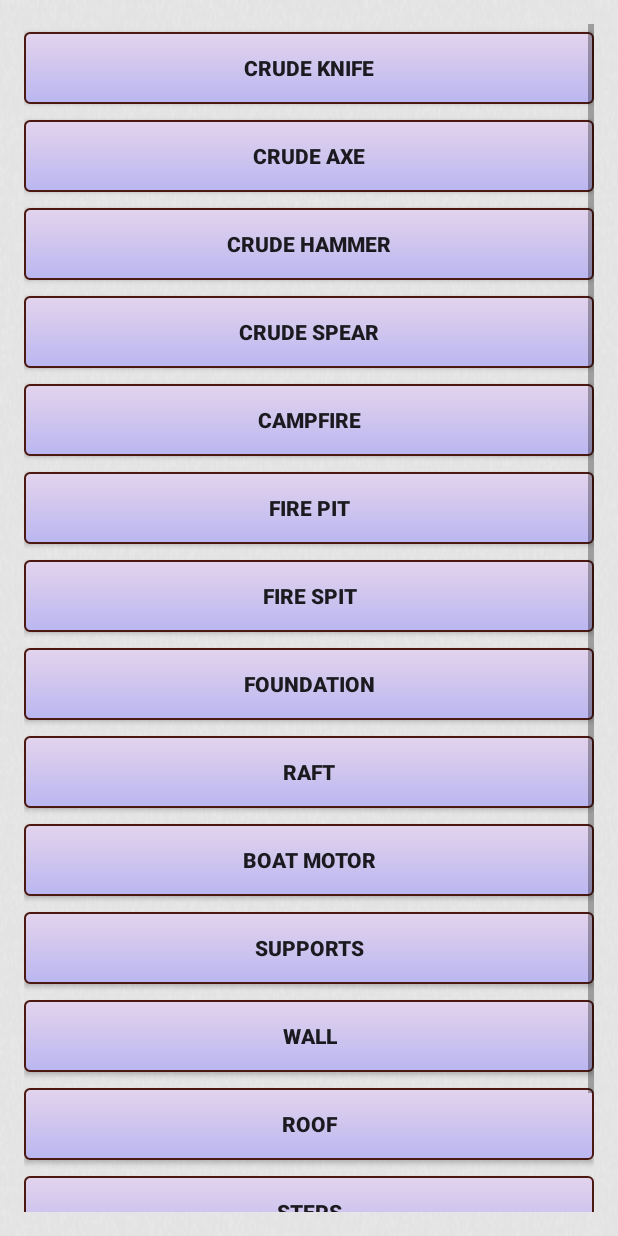
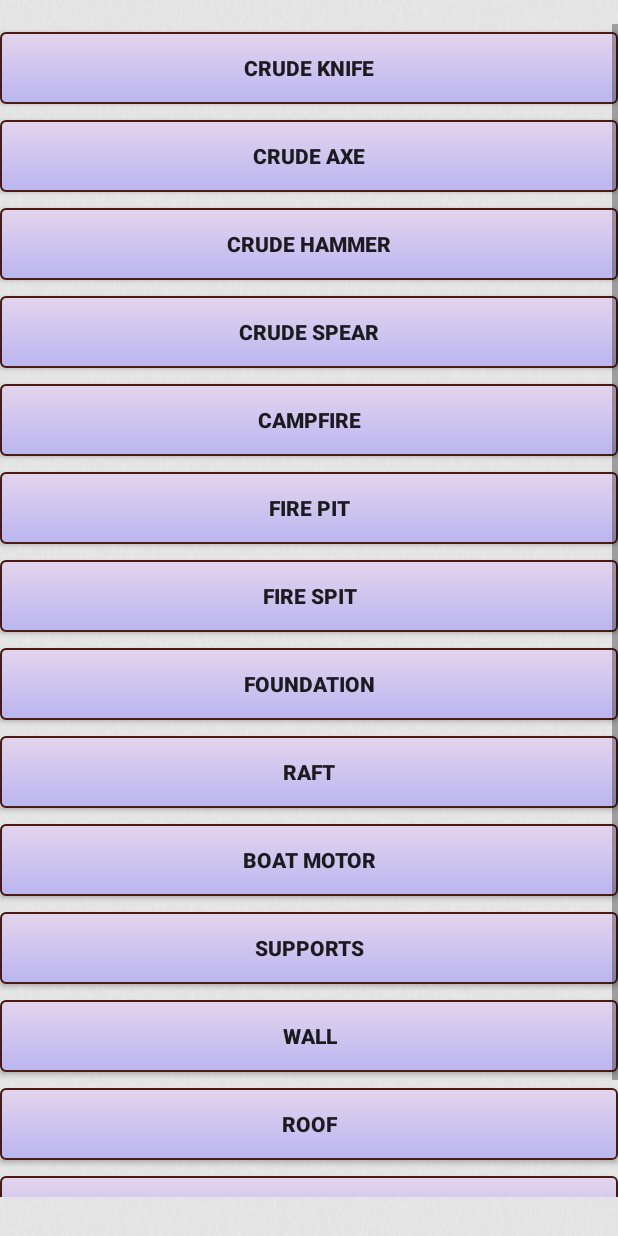
Before and after one commit to eduvm/strandeddeepguide, an Android app: the CraftingList screen opened directly, with no data from a screen before it, on a phone screen of 412 x 824 dp. Run offline under Robolectric (Android 15) with nearby library versions, the light colour scheme and no system bars; our stand-ins replace AdMob.

Commit message:
Correção do layout do AdMobs

```diff
--- a/app/src/main/res/layout/activity_main.xml
+++ b/app/src/main/res/layout/activity_main.xml
@@ -3,8 +3,7 @@
                 xmlns:ads="http://schemas.android.com/apk/res-auto"
                 android:layout_width="match_parent"
                 android:layout_height="match_parent"
-                android:paddingLeft="@dimen/activity_horizontal_margin"
-                android:paddingRight="@dimen/activity_horizontal_margin"
+                android:layout_weight="1"
                 android:paddingTop="@dimen/activity_vertical_margin"
                 android:paddingBottom="@dimen/activity_vertical_margin"
                 tools:context=".MainActivity"
--- a/app/src/main/res/layout/crafting_list.xml
+++ b/app/src/main/res/layout/crafting_list.xml
@@ -3,8 +3,6 @@
               xmlns:ads="http://schemas.android.com/apk/res-auto"
               android:layout_width="match_parent"
               android:layout_height="match_parent"
-              android:paddingLeft="@dimen/activity_horizontal_margin"
-              android:paddingRight="@dimen/activity_horizontal_margin"
               android:paddingTop="@dimen/activity_vertical_margin"
               android:paddingBottom="@dimen/activity_vertical_margin"
               tools:context=".MainActivity"
@@ -17,7 +15,8 @@
         android:layout_height="fill_parent"
         android:id="@+id/scrollView"
         android:layout_gravity="center_horizontal"
-        android:layout_weight="1">
+        android:layout_weight="1"
+        android:paddingBottom="10dp">
 
         <LinearLayout
             android:orientation="vertical"
```
Also changed, not shown: app/src/main/res/layout/crafting_details.xml (+4 -4 lines).
